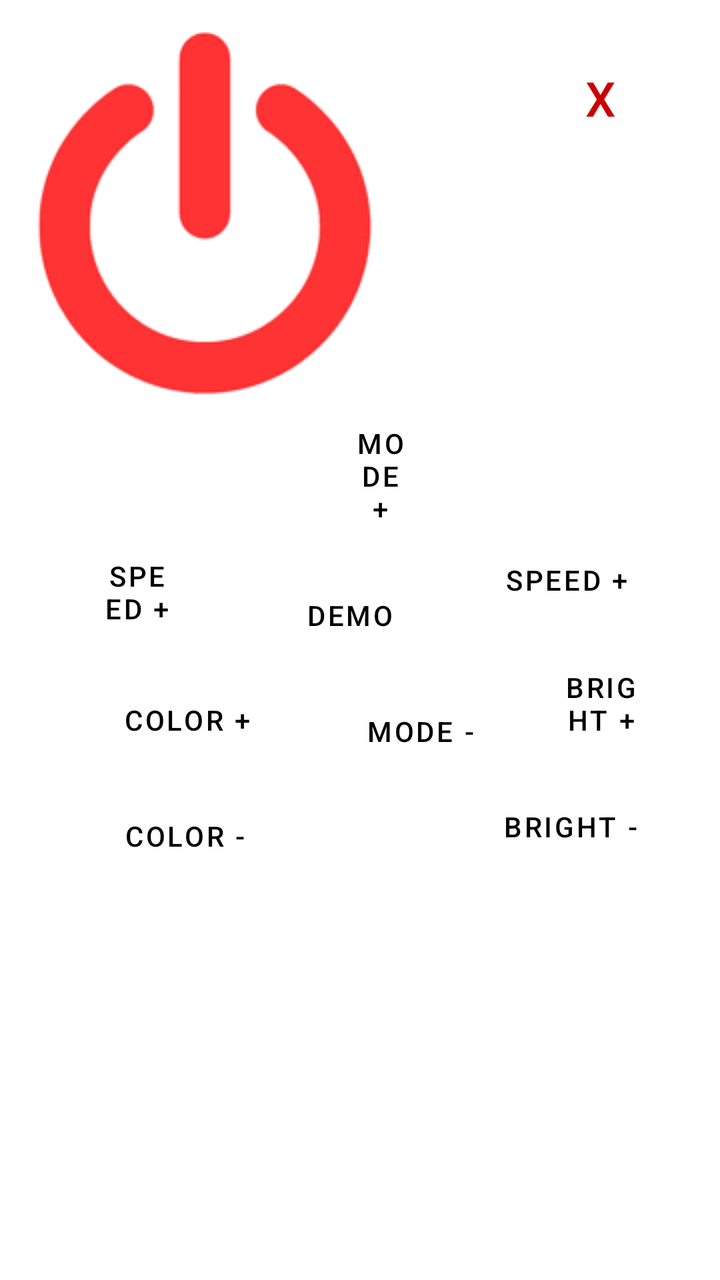
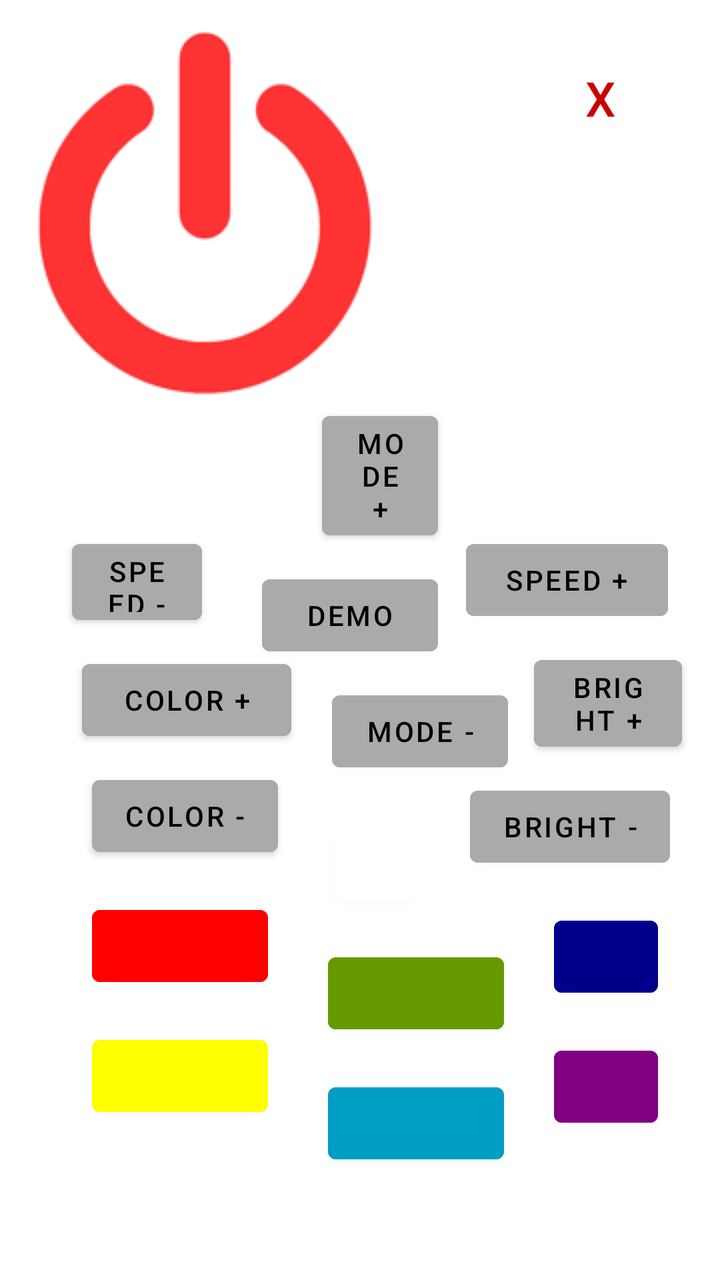

Screens rendered from an Android XML layout before and after an edit, with the pre-edit source and the edit as a unified diff.
<!-- AndroidManifest.xml: application theme Theme.MyMiata -->
<!-- res/layout/activity_ir_remote.xml -->
<?xml version="1.0" encoding="utf-8"?>
<RelativeLayout xmlns:android="http://schemas.android.com/apk/res/android"
    xmlns:tools="http://schemas.android.com/tools"
    android:layout_width="match_parent"
    android:layout_height="match_parent"
    android:padding="16dp"
    android:visibility="visible"
    tools:context=".IRRemoteActivity">

    <ImageButton
        android:id="@+id/button_power"
        android:layout_width="175dp"
        android:layout_height="183dp"
        android:background="?android:selectableItemBackground"
        android:contentDescription="@string/button_power"
        android:src="@drawable/button_power"
        android:visibility="visible" />

    <Button
        android:id="@+id/button_speed_plus"
        android:layout_width="101dp"
        android:layout_height="wrap_content"
        android:layout_alignParentTop="true"
        android:layout_alignParentEnd="true"
        android:layout_marginTop="250dp"
        android:layout_marginEnd="10dp"
        android:background="?android:selectableItemBackground"
        android:contentDescription="@string/button_speed_plus"
        android:text="@string/button_speed_plus"
        android:visibility="visible" />

    <Button
        android:id="@+id/button_mode_plus"
        android:layout_width="wrap_content"
        android:layout_height="wrap_content"
        android:layout_below="@id/button_power"
        android:layout_alignParentStart="true"

        android:layout_alignParentEnd="true"
        android:layout_marginStart="145dp"
        android:layout_marginTop="3dp"
        android:layout_marginEnd="125dp"
        android:background="?android:selectableItemBackground"
        android:contentDescription="@string/button_mode_plus"
        android:text="@string/button_mode_plus"
        android:visibility="visible" />

    

    

    <Button
        android:id="@+id/button_speed_minus"
        android:layout_width="64dp"
        android:layout_height="60dp"
        android:layout_alignParentStart="true"
        android:layout_alignParentTop="true"
        android:layout_marginStart="20dp"
        android:layout_marginTop="250dp"
        android:layout_marginEnd="30dp"
        android:layout_toStartOf="@+id/button_demo"
        android:background="?android:selectableItemBackground"
        android:contentDescription="@string/button_speed_minus"
        android:text="@string/button_speed_minus"
        android:visibility="visible" />

    <Button
        android:id="@+id/button_color_plus"
        android:layout_width="wrap_content"
        android:layout_height="wrap_content"
        android:layout_alignParentStart="true"
        android:layout_alignParentTop="true"
        android:layout_marginStart="25dp"
        android:layout_marginTop="320dp"
        android:layout_marginEnd="-130dp"
        android:layout_toStartOf="@+id/button_mode_minus"
        android:background="?android:selectableItemBackground"
        android:contentDescription="@string/button_color_plus"
        android:text="@string/button_color_plus"
        android:visibility="visible"
        tools:ignore="RelativeOverlap" />

    <Button
        android:id="@+id/button_demo"
        android:layout_width="wrap_content"
        android:layout_height="wrap_content"
        android:layout_below="@id/button_mode_plus"
        android:layout_alignParentEnd="true"
        android:layout_marginTop="10dp"
        android:layout_marginEnd="125dp"
        android:background="?android:selectableItemBackground"
        android:contentDescription="@string/button_demo"
        android:text="@string/button_demo"
        android:visibility="visible" />

    <Button
        android:id="@+id/button_mode_minus"
        android:layout_width="wrap_content"
        android:layout_height="wrap_content"
        android:layout_below="@+id/button_demo"
        android:layout_alignParentStart="true"
        android:layout_marginStart="150dp"
        android:layout_marginTop="10dp"
        android:background="?android:selectableItemBackground"
        android:contentDescription="@string/button_mode_minus"
        android:text="@string/button_mode_minus"
        android:visibility="visible" />

    <Button
        android:id="@+id/button_color_minus"
        android:layout_width="wrap_content"
        android:layout_height="wrap_content"
        android:layout_below="@id/button_color_plus"
        android:layout_alignParentStart="true"
        android:layout_marginStart="30dp"
        android:layout_marginTop="10dp"
        android:background="?android:selectableItemBackground"
        android:contentDescription="@string/button_color_minus"
        android:text="@string/button_color_minus"
        android:visibility="visible" />

    <Button
        android:id="@+id/button_bright_plus"
        android:layout_width="120dp"
        android:layout_height="wrap_content"
        android:layout_below="@+id/button_speed_plus"
        android:layout_alignParentEnd="true"
        android:layout_marginStart="8dp"
        android:layout_marginTop="10dp"
        android:layout_marginEnd="5dp"
        android:layout_toEndOf="@+id/button_mode_minus"
        android:background="?android:selectableItemBackground"
        android:contentDescription="@string/button_bright_plus"
        android:text="@string/button_bright_plus"
        android:visibility="visible" />

    <Button
        android:id="@+id/button_bright_minus"
        android:layout_width="wrap_content"
        android:layout_height="wrap_content"
        android:layout_below="@+id/button_bright_plus"
        android:layout_alignParentEnd="true"
        android:layout_marginTop="10dp"
        android:layout_marginEnd="9dp"
        android:background="?android:selectableItemBackground"
        android:contentDescription="@string/button_bright_minus"
        android:text="@string/button_bright_minus"
        android:visibility="visible" />

    <Button
        android:id="@+id/button_back"
        android:layout_width="wrap_content"
        android:layout_height="66dp"
        android:layout_alignParentTop="true"
        android:layout_alignParentEnd="true"
        android:layout_marginTop="0dp"
        android:layout_marginEnd="0dp"
        android:background="?android:selectableItemBackground"
        android:contentDescription="@string/button_back"
        android:text="@string/x"
        android:textColor="@android:color/holo_red_dark"
        android:textSize="24sp"
        android:visibility="visible"
        tools:ignore="RelativeOverlap,TouchTargetSizeCheck" />

</RelativeLayout>
<!-- resources referenced by this layout -->
<resources>
  <!-- drawable button_power: png bitmap (drawable, 3488 bytes) -->
  <string name="button_back">Back</string>
  <string name="button_bright_minus">Bright -</string>
  <string name="button_bright_plus">Bright +</string>
  <string name="button_color_minus">Color -</string>
  <string name="button_color_plus">Color +</string>
  <string name="button_demo">Demo</string>
  <string name="button_mode_minus">Mode -</string>
  <string name="button_mode_plus">Mode +</string>
  <string name="button_power">Power</string>
  <string name="button_speed_minus">Speed +</string>
  <string name="button_speed_plus">Speed +</string>
  <string name="x">X</string>
  <style name="Theme.MyMiata" parent="Theme.MaterialComponents.DayNight.DarkActionBar">
          
          <item name="colorPrimary">@color/teal_200</item>
          <item name="colorPrimaryVariant">@color/teal_700</item>
          <item name="colorOnPrimary">@color/black</item>
          <item name="colorSecondary">@color/teal_200</item>
          <item name="colorOnSecondary">@color/black</item>
          <item name="android:statusBarColor">@android:color/transparent</item>
          <item name="android:windowLightStatusBar">true</item>
          <item name="android:navigationBarColor">@android:color/white</item>
          <item name="android:windowBackground">@drawable/splash_screen</item>
      </style>
  <color name="teal_200">#FF03DAC5</color>
  <color name="teal_700">#FF018786</color>
  <color name="black">#FF000000</color>
  <!-- drawable splash_screen (drawable) -->
  <?xml version="1.0" encoding="utf-8"?>
  <layer-list xmlns:android="http://schemas.android.com/apk/res/android">
      <item android:drawable="@android:color/white" />
      <item>
          <bitmap
              android:gravity="center"
              android:src="@drawable/white" /> 
      </item>
  </layer-list>
  <!-- drawable white: jpg bitmap (drawable, 33329 bytes) -->
</resources>

<!-- the commit's change to res/layout/activity_ir_remote.xml (unified diff, before → after) -->
@@ -7,6 +7,7 @@
     android:visibility="visible"
     tools:context=".IRRemoteActivity">
 
+
     <ImageButton
         android:id="@+id/button_power"
         android:layout_width="175dp"
@@ -24,10 +25,10 @@
         android:layout_alignParentEnd="true"
         android:layout_marginTop="250dp"
         android:layout_marginEnd="10dp"
-        android:background="?android:selectableItemBackground"
         android:contentDescription="@string/button_speed_plus"
         android:text="@string/button_speed_plus"
-        android:visibility="visible" />
+        android:visibility="visible"
+        android:backgroundTint="@android:color/darker_gray"/>
 
     <Button
         android:id="@+id/button_mode_plus"
@@ -35,12 +36,11 @@
         android:layout_height="wrap_content"
         android:layout_below="@id/button_power"
         android:layout_alignParentStart="true"
-
         android:layout_alignParentEnd="true"
         android:layout_marginStart="145dp"
         android:layout_marginTop="3dp"
         android:layout_marginEnd="125dp"
-        android:background="?android:selectableItemBackground"
+        android:backgroundTint="@android:color/darker_gray"
         android:contentDescription="@string/button_mode_plus"
         android:text="@string/button_mode_plus"
         android:visibility="visible" />
@@ -52,14 +52,14 @@
     <Button
         android:id="@+id/button_speed_minus"
         android:layout_width="64dp"
-        android:layout_height="60dp"
+        android:layout_height="50dp"
         android:layout_alignParentStart="true"
         android:layout_alignParentTop="true"
         android:layout_marginStart="20dp"
         android:layout_marginTop="250dp"
         android:layout_marginEnd="30dp"
         android:layout_toStartOf="@+id/button_demo"
-        android:background="?android:selectableItemBackground"
+        android:backgroundTint="@android:color/darker_gray"
         android:contentDescription="@string/button_speed_minus"
         android:text="@string/button_speed_minus"
         android:visibility="visible" />
@@ -71,10 +71,10 @@
         android:layout_alignParentStart="true"
         android:layout_alignParentTop="true"
         android:layout_marginStart="25dp"
-        android:layout_marginTop="320dp"
+        android:layout_marginTop="310dp"
         android:layout_marginEnd="-130dp"
         android:layout_toStartOf="@+id/button_mode_minus"
-        android:background="?android:selectableItemBackground"
+        android:backgroundTint="@android:color/darker_gray"
         android:contentDescription="@string/button_color_plus"
         android:text="@string/button_color_plus"
         android:visibility="visible"
@@ -88,7 +88,7 @@
         android:layout_alignParentEnd="true"
         android:layout_marginTop="10dp"
         android:layout_marginEnd="125dp"
-        android:background="?android:selectableItemBackground"
+        android:backgroundTint="@android:color/darker_gray"
         android:contentDescription="@string/button_demo"
         android:text="@string/button_demo"
         android:visibility="visible" />
@@ -101,7 +101,7 @@
         android:layout_alignParentStart="true"
         android:layout_marginStart="150dp"
         android:layout_marginTop="10dp"
-        android:background="?android:selectableItemBackground"
+        android:backgroundTint="@android:color/darker_gray"
         android:contentDescription="@string/button_mode_minus"
         android:text="@string/button_mode_minus"
         android:visibility="visible" />
@@ -114,7 +114,7 @@
         android:layout_alignParentStart="true"
         android:layout_marginStart="30dp"
         android:layout_marginTop="10dp"
-        android:background="?android:selectableItemBackground"
+        android:backgroundTint="@android:color/darker_gray"
         android:contentDescription="@string/button_color_minus"
         android:text="@string/button_color_minus"
         android:visibility="visible" />
@@ -125,11 +125,11 @@
         android:layout_height="wrap_content"
         android:layout_below="@+id/button_speed_plus"
         android:layout_alignParentEnd="true"
-        android:layout_marginStart="8dp"
-        android:layout_marginTop="10dp"
-        android:layout_marginEnd="5dp"
+        android:layout_marginStart="13dp"
+        android:layout_marginTop="10dp"
+        android:layout_marginEnd="3dp"
         android:layout_toEndOf="@+id/button_mode_minus"
-        android:background="?android:selectableItemBackground"
+        android:backgroundTint="@android:color/darker_gray"
         android:contentDescription="@string/button_bright_plus"
         android:text="@string/button_bright_plus"
         android:visibility="visible" />
@@ -142,7 +142,7 @@
         android:layout_alignParentEnd="true"
         android:layout_marginTop="10dp"
         android:layout_marginEnd="9dp"
-        android:background="?android:selectableItemBackground"
+        android:backgroundTint="@android:color/darker_gray"
         android:contentDescription="@string/button_bright_minus"
         android:text="@string/button_bright_minus"
         android:visibility="visible" />
@@ -163,4 +163,83 @@
         android:visibility="visible"
         tools:ignore="RelativeOverlap,TouchTargetSizeCheck" />
 
+    <Button
+        android:id="@+id/white_button"
+        android:layout_width="wrap_content"
+        android:layout_height="wrap_content"
+        android:layout_below="@+id/button_mode_minus"
+        android:layout_marginStart="27dp"
+        android:layout_marginTop="18dp"
+        android:layout_marginEnd="28dp"
+        android:layout_toStartOf="@+id/button_bright_minus"
+        android:layout_toEndOf="@+id/button_color_minus"
+        android:backgroundTint="@android:color/white"
+        tools:ignore="VisualLintButtonSize" />
+
+    <Button
+        android:id="@+id/red_button"
+        android:layout_width="wrap_content"
+        android:layout_height="wrap_content"
+        android:layout_below="@+id/button_color_minus"
+        android:layout_alignParentStart="true"
+        android:layout_marginStart="30dp"
+        android:layout_marginTop="17dp"
+        android:backgroundTint="#ff0000"/>
+
+    <Button
+        android:id="@+id/green_button"
+        android:layout_width="wrap_content"
+        android:layout_height="wrap_content"
+        android:layout_below="@+id/white_button"
+        android:layout_marginStart="30dp"
+        android:layout_marginTop="17dp"
+        android:layout_toEndOf="@+id/red_button"
+        android:backgroundTint="@android:color/holo_green_dark"/>
+
+    <Button
+        android:id="@+id/dark_blue_button"
+        android:layout_width="wrap_content"
+        android:layout_height="wrap_content"
+        android:layout_below="@+id/button_bright_minus"
+        android:layout_alignParentEnd="true"
+        android:layout_marginStart="25dp"
+        android:layout_marginTop="17dp"
+        android:layout_marginEnd="15dp"
+        android:layout_toEndOf="@+id/green_button"
+        android:backgroundTint="#00008B"
+        tools:ignore="VisualLintButtonSize" />
+
+    <Button
+        android:id="@+id/yellow_button"
+        android:layout_width="wrap_content"
+        android:layout_height="wrap_content"
+        android:layout_below="@+id/red_button"
+        android:layout_alignParentStart="true"
+        android:layout_marginStart="30dp"
+        android:layout_marginTop="17dp"
+        android:backgroundTint="#FFFF00"/>
+
+    <Button
+        android:id="@+id/ocean_blue_button"
+        android:layout_width="wrap_content"
+        android:layout_height="wrap_content"
+        android:layout_below="@+id/green_button"
+        android:layout_marginStart="30dp"
+        android:layout_marginTop="17dp"
+        android:layout_toEndOf="@+id/yellow_button"
+        android:backgroundTint="#009dc4"/>
+
+    <Button
+        android:id="@+id/purple_button"
+        android:layout_width="wrap_content"
+        android:layout_height="wrap_content"
+        android:layout_below="@+id/dark_blue_button"
+        android:layout_alignParentEnd="true"
+        android:layout_marginStart="25dp"
+        android:layout_marginTop="17dp"
+        android:layout_marginEnd="15dp"
+        android:layout_toEndOf="@+id/ocean_blue_button"
+        android:backgroundTint="#800080"
+        tools:ignore="VisualLintButtonSize" />
+
 </RelativeLayout>
<!-- resource entries referenced after the edit -->
@@ -10,7 +10,7 @@
   <string name="button_mode_minus">Mode -</string>
   <string name="button_mode_plus">Mode +</string>
   <string name="button_power">Power</string>
-  <string name="button_speed_minus">Speed +</string>
+  <string name="button_speed_minus">Speed -</string>
   <string name="button_speed_plus">Speed +</string>
   <string name="x">X</string>
   <style name="Theme.MyMiata" parent="Theme.MaterialComponents.DayNight.DarkActionBar">
